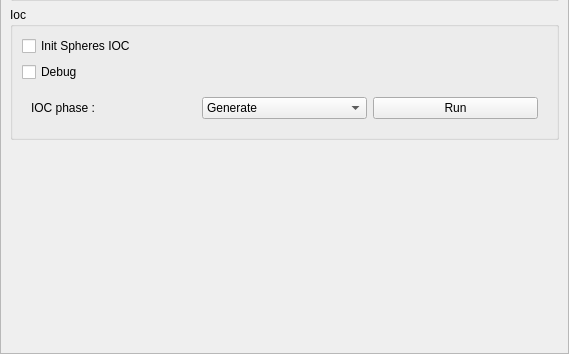
Before: the Qt Designer form src/move3d-qt-gui-libs/src/qtMainInterface/sideWidgets/qtHriGesture.ui in jmainpri/move3d-studio, drawn with Qt 5; both pictures show x 0 to 569 and y 637 to 991 of the 569 by 991 pixel window.
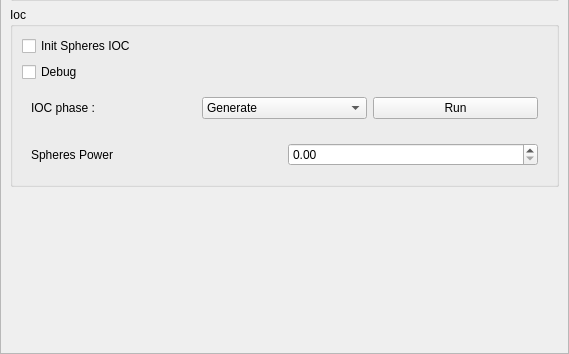
After: the same form once the commit is applied.

Diff of the .ui file:
```diff
--- a/src/move3d-qt-gui-libs/src/qtMainInterface/sideWidgets/qtHriGesture.ui
+++ b/src/move3d-qt-gui-libs/src/qtMainInterface/sideWidgets/qtHriGesture.ui
@@ -347,6 +347,22 @@
             </layout>
            </widget>
           </item>
+          <item>
+           <widget class="QWidget" name="widget_2" native="true">
+            <layout class="QHBoxLayout" name="horizontalLayout_2">
+             <item>
+              <widget class="QLabel" name="label_2">
+               <property name="text">
+                <string>Spheres Power</string>
+               </property>
+              </widget>
+             </item>
+             <item>
+              <widget class="QDoubleSpinBox" name="doubleSpinBoxSpherePower"/>
+             </item>
+            </layout>
+           </widget>
+          </item>
          </layout>
         </widget>
        </item>
```
